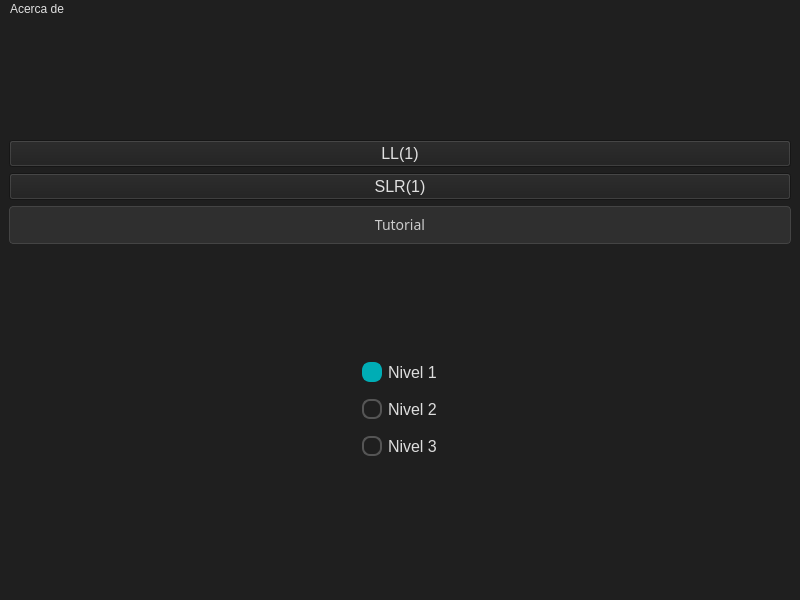
This is mainwindow.ui in jose-rZM/SyntaxTutor as Qt 5 draws it before an edit. The edited form follows.
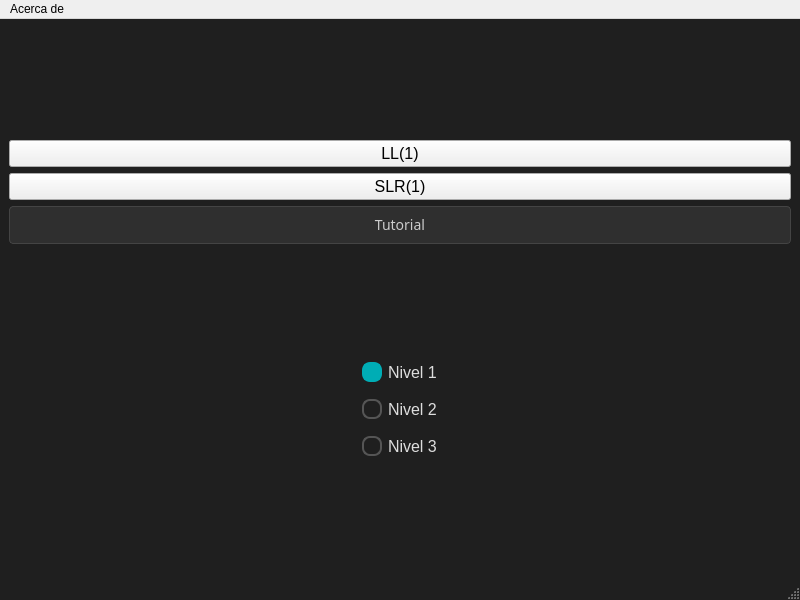
This is the edited form. Icons and pictures are not drawn.

Commit message: change styles of menubar

What changed in the file:
```diff
--- a/mainwindow.ui
+++ b/mainwindow.ui
@@ -24,8 +24,11 @@
     <normaloff>:/resources/syntaxtutor.png</normaloff>:/resources/syntaxtutor.png</iconset>
   </property>
   <property name="styleSheet">
-   <string notr="true">  background-color: #1F1F1F;
-    color: #E0E0E0;</string>
+   <string notr="true">QMainWindow {
+background-color: #1F1F1F;
+color: #E0E0E0;
+}
+</string>
   </property>
   <widget class="QWidget" name="centralwidget">
    <layout class="QVBoxLayout" name="verticalLayout_3">
@@ -268,7 +271,7 @@
      <height>21</height>
     </rect>
    </property>
-   <widget class="QMenu" name="menuAcerca_de">
+   <widget class="QMenu" name="menuAcercaDe">
     <property name="title">
      <string>Acerca de</string>
     </property>
@@ -276,7 +279,7 @@
     <addaction name="actionReferencia_LL_1"/>
     <addaction name="actionReferencia_SLR_1"/>
    </widget>
-   <addaction name="menuAcerca_de"/>
+   <addaction name="menuAcercaDe"/>
   </widget>
   <widget class="QStatusBar" name="statusbar"/>
   <action name="actionSobre_la_aplicaci_n">
```
The commit also changes 1 other file.
